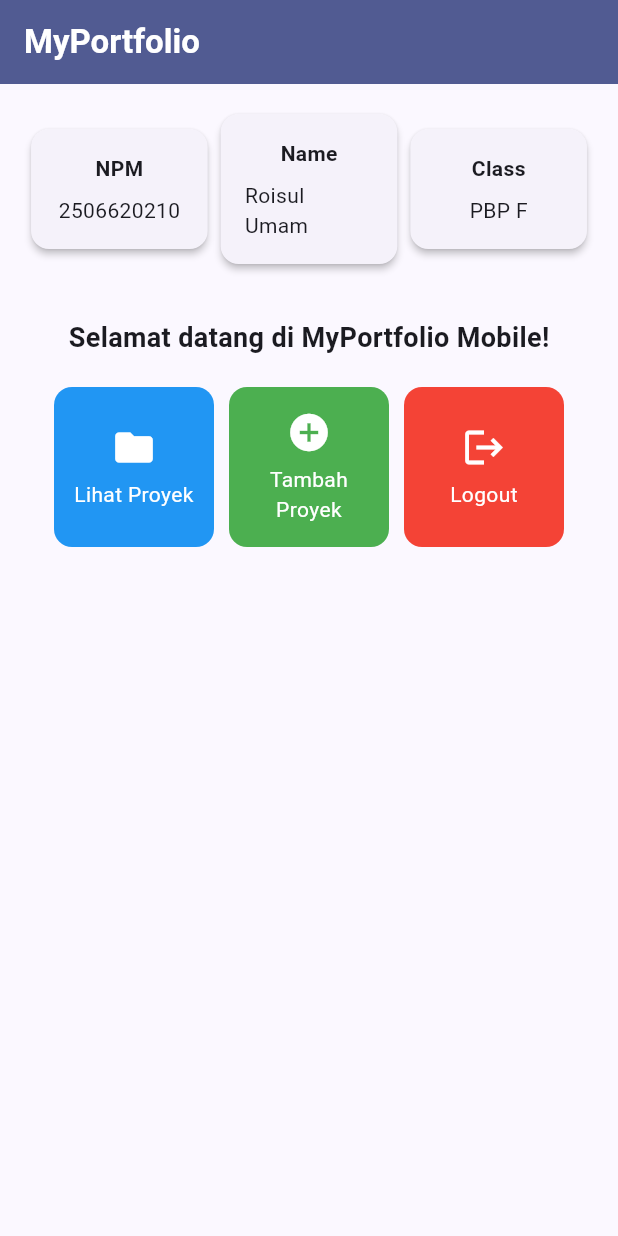
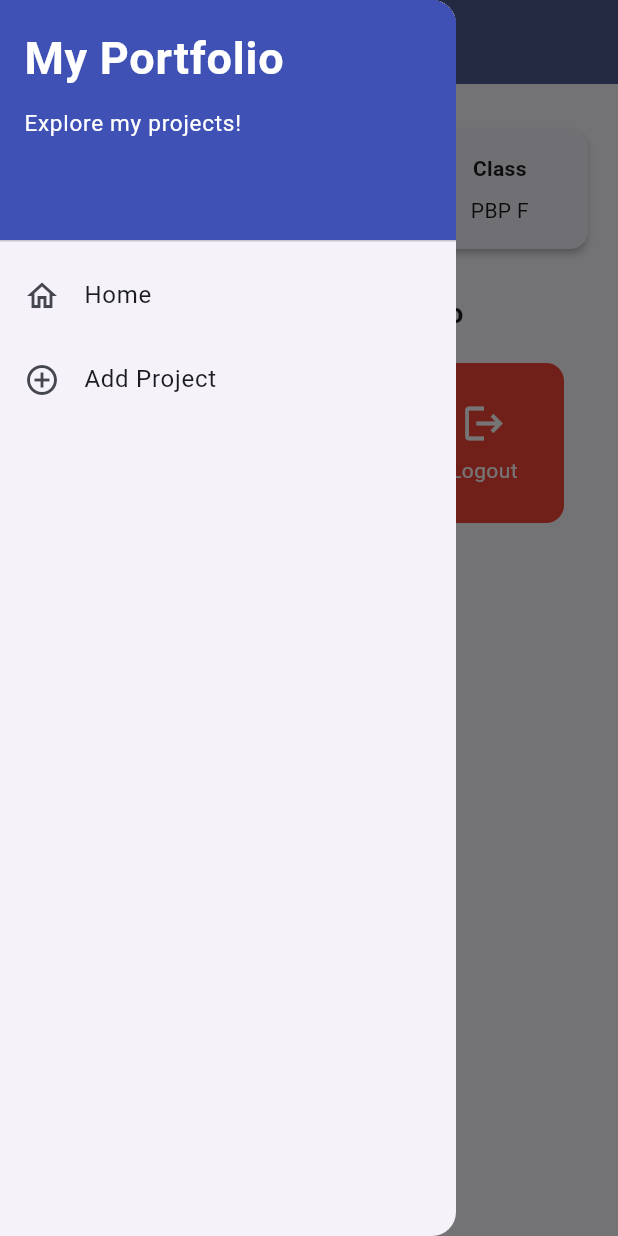
Before and after one commit to Roisul-Umam/myportofolio_mobile, a Flutter app: the screen it shows after launch, with the side drawer open (before the commit the screen has no drawer), on a phone screen of 412 x 824 dp. Run offline on Flutter 3.47's test engine with Material 3 defaults, Android fonts, the phone set to English and light mode, and no system bars; our stand-ins replace material_ui.

Commit message:
feat: add project form page and navigation drawer
- Add LeftDrawer with Home and Add Project navigation
- Add ProjectFormPage with validated inputs and a confirmation dialog
- Open the form from the Tambah Proyek card
- Show identity info with InfoCard and give each action card its own color
- Restructure lib into screens/ and widgets/

```diff
--- a/lib/main.dart
+++ b/lib/main.dart
@@ -1,5 +1,5 @@
-import 'package:flutter/material.dart';
-import 'package:myportofolio_mobile/menu.dart';
+import 'package:material_ui/material_ui.dart';
+import 'package:myportofolio_mobile/screens/menu.dart';
 
 
 void main() {
--- a/lib/menu.dart
+++ /dev/null
@@ -1,172 +0,0 @@
-import 'package:flutter/material.dart';
-
-class MyHomePage extends StatelessWidget {
-  MyHomePage({super.key});
-
-  final String npm = "2506620210";
-  final String nama = "Roisul Umam";
-  final String kelas = "PBP F";
-
-  final List<ItemHomepage> items = [
-    ItemHomepage("Lihat Proyek", Icons.folder, Colors.blue),
-    ItemHomepage("Tambah Proyek", Icons.add_circle, Colors.green),
-    ItemHomepage("Logout", Icons.logout, Colors.red),
-  ];
-
-  @override
-  Widget build(BuildContext context) {
-    // Scaffold menyediakan struktur visual dasar halaman (AppBar, Body, SnackBar).
-    return Scaffold(
-      // AppBar menampilkan bar bagian atas halaman aplikasi.
-      appBar: AppBar(
-        title: const Text(
-          'MyPortfolio',
-          style: TextStyle(
-            color: Colors.white,
-            fontWeight: FontWeight.bold,
-          ),
-        ),
-        backgroundColor: Theme.of(context).colorScheme.primary,
-      ),
-      // Body halaman utama dengan padding di sekelilingnya.
-      body: Padding(
-        padding: const EdgeInsets.all(16.0),
-        child: Column(
-          crossAxisAlignment: CrossAxisAlignment.center,
-          children: [
-            // Baris horizontal untuk menampilkan 3 InfoCard secara sejajar.
-            Row(
-              mainAxisAlignment: MainAxisAlignment.spaceEvenly,
-              children: [
-                InfoCard(title: 'NPM', content: npm),
-                InfoCard(title: 'Name', content: nama),
-                InfoCard(title: 'Class', content: kelas),
-              ],
-            ),
-
-            const SizedBox(height: 16.0),
-
-            // Bagian tengah: pesan sambutan dan kisi tombol menu portofolio.
-            Center(
-              child: Column(
-                children: [
-                  const Padding(
-                    padding: EdgeInsets.only(top: 16.0),
-                    child: Text(
-                      'Selamat datang di MyPortfolio Mobile!',
-                      style: TextStyle(
-                        fontWeight: FontWeight.bold,
-                        fontSize: 18.0,
-                      ),
-                    ),
-                  ),
-
-                  // GridView menampilkan kartu tombol dalam tata letak kisi 3 kolom.
-                  GridView.count(
-                    primary: true,
-                    padding: const EdgeInsets.all(20),
-                    crossAxisSpacing: 10,
-                    mainAxisSpacing: 10,
-                    crossAxisCount: 3,
-                    // shrinkWrap agar ukuran kisi menyesuaikan tinggi konten anak.
-                    shrinkWrap: true,
-                    children: items.map((ItemHomepage item) {
-                      return ItemCard(item);
-                    }).toList(),
-                  ),
-                ],
-              ),
-            ),
-          ],
-        ),
-      ),
-    );
-  }
-}
-
-class InfoCard extends StatelessWidget {
-  // Kartu informasi yang menampilkan judul (title) dan isi (content).
-  final String title;
-  final String content;
-
-  const InfoCard({super.key, required this.title, required this.content});
-
-  @override
-  Widget build(BuildContext context) {
-    return Card(
-      // Memberikan efek bayangan kartu elevasi 2 unit.
-      elevation: 2.0,
-      child: Container(
-        // Menyesuaikan lebar kartu dengan proporsi layar (dibagi 3.5).
-        width: MediaQuery.of(context).size.width / 3.5,
-        padding: const EdgeInsets.all(16.0),
-        // Menyusun teks title dan content secara vertikal.
-        child: Column(
-          children: [
-            Text(
-              title,
-              style: const TextStyle(fontWeight: FontWeight.bold),
-            ),
-            const SizedBox(height: 8.0),
-            Text(content),
-          ],
-        ),
-      ),
-    );
-  }
-}
-
-class ItemHomepage {
-  final String name;
-  final IconData icon;
-  final Color color;
-
-  ItemHomepage(this.name, this.icon, this.color);
-}
-
-class ItemCard extends StatelessWidget {
-  final ItemHomepage item;
-
-  const ItemCard(this.item, {super.key});
-
-  @override
-  Widget build(BuildContext context) {
-    return Material(
-      // Menggunakan warna sekunder dari skema tema aplikasi.
-      color: item.color,
-      borderRadius: BorderRadius.circular(12),
-      child: InkWell(
-        // Aksi ketika kartu ditekan oleh pengguna.
-        onTap: () {
-          // Menampilkan SnackBar dengan pesan interaktif.
-          ScaffoldMessenger.of(context)
-            ..hideCurrentSnackBar()
-            ..showSnackBar(
-              SnackBar(content: Text("Kamu telah menekan tombol ${item.name}!"))
-            );
-        },
-        child: Container(
-          padding: const EdgeInsets.all(8),
-          child: Center(
-            child: Column(
-              mainAxisAlignment: MainAxisAlignment.center,
-              children: [
-                Icon(
-                  item.icon,
-                  color: Colors.white,
-                  size: 30.0,
-                ),
-                const Padding(padding: EdgeInsets.all(3)),
-                Text(
-                  item.name,
-                  textAlign: TextAlign.center,
-                  style: const TextStyle(color: Colors.white),
-                ),
-              ],
-            ),
-          ),
-        ),
-      ),
-    );
-  }
-}
--- /dev/null
+++ b/lib/screens/menu.dart
@@ -0,0 +1,97 @@
+import 'package:material_ui/material_ui.dart';
+import 'package:myportofolio_mobile/widgets/left_drawer.dart';
+import 'package:myportofolio_mobile/widgets/project_card.dart';
+
+class ItemHomepage {
+  final String name;
+  final IconData icon;
+  final Color color;
+
+  ItemHomepage(this.name, this.icon, this.color);
+}
+
+class MyHomePage extends StatelessWidget {
+  MyHomePage({super.key});
+
+  final String npm = '2506620210';
+  final String name = 'Roisul Umam';
+  final String className = 'PBP F';
+
+  final List<ItemHomepage> items = [
+    ItemHomepage("Lihat Proyek", Icons.folder_open, Colors.blue),
+    ItemHomepage("Tambah Proyek", Icons.add, Colors.green),
+    ItemHomepage("Logout", Icons.logout, Colors.red),
+  ];
+
+  @override
+  Widget build(BuildContext context) {
+    return Scaffold(
+      appBar: AppBar(
+        iconTheme: const IconThemeData(color: Colors.white),
+        title: const Text(
+          'My Portfolio',
+          style: TextStyle(color: Colors.white, fontWeight: FontWeight.bold),
+        ),
+        backgroundColor: Theme.of(context).colorScheme.primary,
+      ),
+      drawer: const LeftDrawer(),
+      body: SingleChildScrollView(
+        padding: const EdgeInsets.all(16.0),
+        child: Column(
+          crossAxisAlignment: CrossAxisAlignment.start,
+          children: [
+            Row(
+              mainAxisAlignment: MainAxisAlignment.spaceBetween,
+              children: [
+                InfoCard(title: 'NPM', content: npm),
+                InfoCard(title: 'Name', content: name),
+                InfoCard(title: 'Class', content: className),
+              ],
+            ),
+            const SizedBox(height: 16.0),
+            const Center(
+              child: Text(
+                'Welcome to My Portfolio',
+                style: TextStyle(fontWeight: FontWeight.bold, fontSize: 18.0),
+              ),
+            ),
+            GridView.count(
+              primary: false,
+              padding: const EdgeInsets.all(20),
+              crossAxisSpacing: 10,
+              mainAxisSpacing: 10,
+              crossAxisCount: 3,
+              shrinkWrap: true,
+              children: items.map((ItemHomepage item) => ItemCard(item)).toList(),
+            ),
+          ],
+        ),
+      ),
+    );
+  }
+}
+
+class InfoCard extends StatelessWidget {
+  final String title;
+  final String content;
+
+  const InfoCard({super.key, required this.title, required this.content});
+
+  @override
+  Widget build(BuildContext context) {
+    return Card(
+      elevation: 2.0,
+      child: Container(
+        width: MediaQuery.of(context).size.width / 3.5,
+        padding: const EdgeInsets.all(16.0),
+        child: Column(
+          children: [
+            Text(title, style: const TextStyle(fontWeight: FontWeight.bold)),
+            const SizedBox(height: 8.0),
+            Text(content),
+          ],
+        ),
+      ),
+    );
+  }
+}
--- /dev/null
+++ b/lib/widgets/left_drawer.dart
@@ -0,0 +1,66 @@
+import 'package:material_ui/material_ui.dart';
+import 'package:myportofolio_mobile/screens/menu.dart';
+import 'package:myportofolio_mobile/screens/project_form.dart';
+
+class LeftDrawer extends StatelessWidget {
+  const LeftDrawer({super.key});
+
+  @override
+  Widget build(BuildContext context) {
+    return Drawer(
+      child: ListView(
+        children: [
+          const DrawerHeader(
+            decoration: BoxDecoration(
+              color: Colors.indigo,
+            ),
+            child: Column(
+              crossAxisAlignment: CrossAxisAlignment.start,
+              children: [
+                Text(
+                  'My Portfolio',
+                  style: TextStyle(
+                    fontSize: 30,
+                    fontWeight: FontWeight.bold,
+                    color: Colors.white,
+                  ),
+                ),
+                SizedBox(height: 10),
+                Text(
+                  'Explore my projects!',
+                  style: TextStyle(fontSize: 15, color: Colors.white),
+                ),
+              ],
+            ),
+          ),
+          ListTile(
+            leading: const Icon(Icons.home_outlined),
+            title: const Text('Home'),
+            // Navigasi ke halaman utama portofolio
+            onTap: () {
+              Navigator.pushReplacement(
+                context,
+                MaterialPageRoute(
+                  builder: (context) => MyHomePage(),
+                ),
+              );
+            },
+          ),
+          ListTile(
+            leading: const Icon(Icons.add_circle_outline),
+            title: const Text('Add Project'),
+            // Navigasi ke halaman tambah proyek
+            onTap: () {
+              Navigator.pushReplacement(
+                context,
+                MaterialPageRoute(
+                  builder: (context) => const ProjectFormPage(),
+                ),
+              );
+            },
+          ),
+        ],
+      ),
+    );
+  }
+}
--- /dev/null
+++ b/lib/widgets/project_card.dart
@@ -0,0 +1,51 @@
+import 'package:material_ui/material_ui.dart';
+import 'package:myportofolio_mobile/screens/menu.dart';
+import 'package:myportofolio_mobile/screens/project_form.dart';
+
+class ItemCard extends StatelessWidget {
+  final ItemHomepage item;
+
+  const ItemCard(this.item, {super.key});
+
+  @override
+  Widget build(BuildContext context) {
+    return Material(
+      color: item.color ,
+      borderRadius: BorderRadius.circular(12),
+      child: InkWell(
+        onTap: () {
+          ScaffoldMessenger.of(context)
+            ..hideCurrentSnackBar()
+            ..showSnackBar(
+              SnackBar(content: Text("Kamu telah menekan tombol ${item.name}!")),
+            );
+
+          // Navigasi ke form tambah proyek
+          if (item.name == "Tambah Proyek") {
+            Navigator.push(
+              context,
+              MaterialPageRoute(builder: (context) => const ProjectFormPage()),
+            );
+          }
+        },
+        child: Container(
+          padding: const EdgeInsets.all(8),
+          child: Center(
+            child: Column(
+              mainAxisAlignment: MainAxisAlignment.center,
+              children: [
+                Icon(item.icon, color: Colors.white, size: 30.0),
+                const Padding(padding: EdgeInsets.all(3)),
+                Text(
+                  item.name,
+                  textAlign: TextAlign.center,
+                  style: const TextStyle(color: Colors.white),
+                ),
+              ],
+            ),
+          ),
+        ),
+      ),
+    );
+  }
+}
```
Also changed, not shown: lib/screens/project_form.dart (added, +210 -0 lines).
